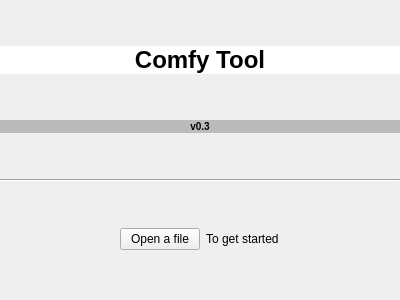
The window that tab_home.ui (ComfyKernel/comfytool) describes before a commit, drawn with Qt 5.
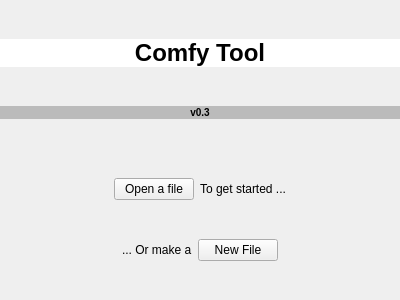
The same window after the commit.

Commit message: Fixed Menu System, Started fleshing out the CAF Builder, introduced file loading for the Builder as well

Patch:
```diff
--- a/tab_home.ui
+++ b/tab_home.ui
@@ -71,11 +71,20 @@
     </widget>
    </item>
    <item>
-    <widget class="Line" name="line">
+    <spacer name="verticalSpacer">
      <property name="orientation">
-      <enum>Qt::Horizontal</enum>
+      <enum>Qt::Vertical</enum>
      </property>
-    </widget>
+     <property name="sizeType">
+      <enum>QSizePolicy::Fixed</enum>
+     </property>
+     <property name="sizeHint" stdset="0">
+      <size>
+       <width>20</width>
+       <height>20</height>
+      </size>
+     </property>
+    </spacer>
    </item>
    <item alignment="Qt::AlignHCenter">
     <widget class="QWidget" name="widget" native="true">
@@ -117,7 +126,57 @@
       <item>
        <widget class="QLabel" name="label_3">
         <property name="text">
-         <string>To get started</string>
+         <string>To get started ...</string>
+        </property>
+       </widget>
+      </item>
+     </layout>
+    </widget>
+   </item>
+   <item alignment="Qt::AlignHCenter">
+    <widget class="QWidget" name="widget_2" native="true">
+     <property name="sizePolicy">
+      <sizepolicy hsizetype="Fixed" vsizetype="Fixed">
+       <horstretch>0</horstretch>
+       <verstretch>0</verstretch>
+      </sizepolicy>
+     </property>
+     <layout class="QHBoxLayout" name="horizontalLayout_2">
+      <property name="leftMargin">
+       <number>0</number>
+      </property>
+      <property name="topMargin">
+       <number>0</number>
+      </property>
+      <property name="rightMargin">
+       <number>0</number>
+      </property>
+      <property name="bottomMargin">
+       <number>0</number>
+      </property>
+      <item>
+       <widget class="QLabel" name="label_4">
+        <property name="sizePolicy">
+         <sizepolicy hsizetype="Fixed" vsizetype="Preferred">
+          <horstretch>0</horstretch>
+          <verstretch>0</verstretch>
+         </sizepolicy>
+        </property>
+        <property name="text">
+         <string>... Or make a</string>
+        </property>
+       </widget>
+      </item>
+      <item>
+       <widget class="QPushButton" name="pbtn_newfile">
+        <property name="sizePolicy">
+         <sizepolicy hsizetype="Fixed" vsizetype="Fixed">
+          <horstretch>0</horstretch>
+          <verstretch>0</verstretch>
+         </sizepolicy>
+        </property>
+        <property name="text">
+         <string>New File</string>
         </property>
        </widget>
       </item>
```
The commit also changes 9 other files.
